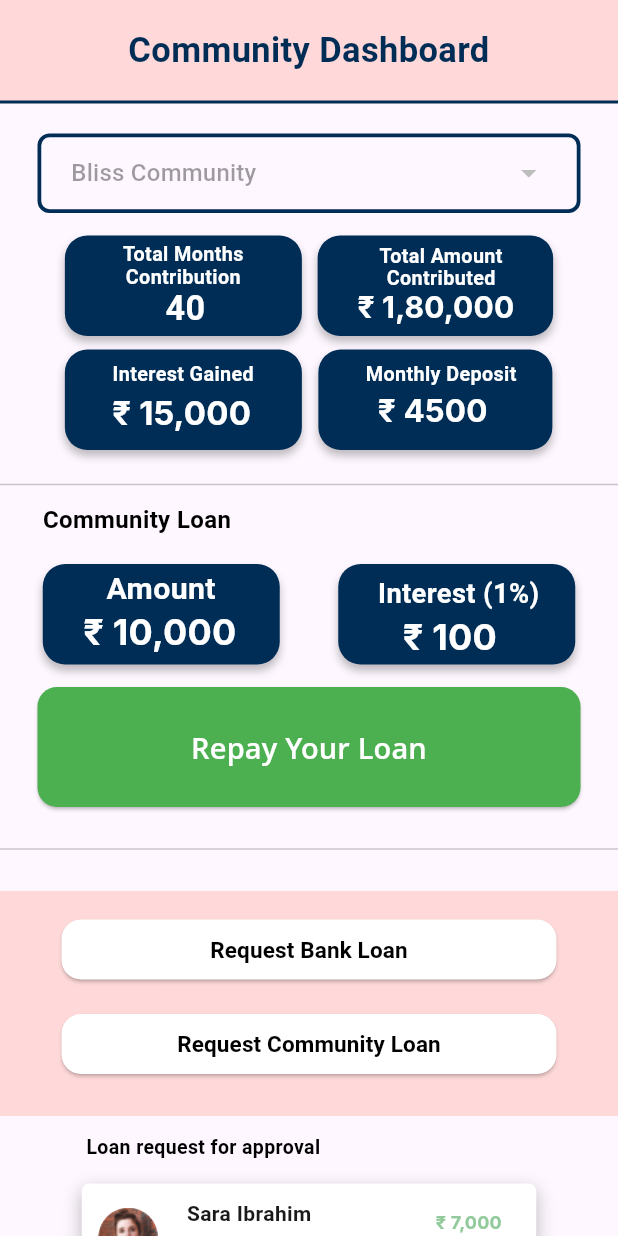
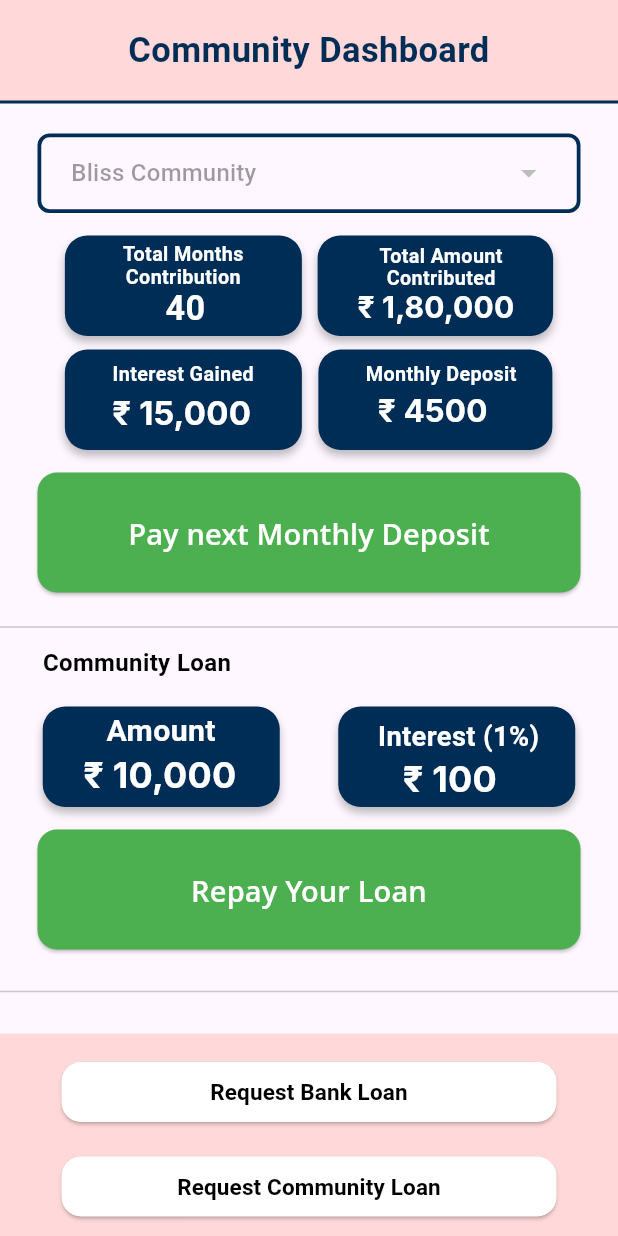
Before and after one commit to Neha220803/shE-Wallet-final, a Flutter app: the CommDash widget shown alone on an empty page, opened directly, on a phone screen of 412 x 824 dp. Run offline on Flutter 3.47's test engine with Material 3 defaults, Android fonts, the phone set to English and light mode, and no system bars; our stand-ins replace calendar_date_picker2, carousel_slider, cloud_firestore, convex_bottom_bar, dash_chat_2, firebase_auth and 5 more; missing offline and left inert: dialog_flowtter, razorpay_flutter; accounts and stored records are empty; Roboto replaces fonts that are missing (Inter, Open Sans).

Commit message:
minor chages

```diff
--- a/lib/BottomNavBar/communityDash.dart
+++ b/lib/BottomNavBar/communityDash.dart
@@ -6,6 +6,7 @@ import 'package:sample/BottomNavBar/repayLoan.dart';
 import 'package:sample/BottomNavBar/transaction.dart';
 import 'package:sample/SideNavBar/chat.dart';
 import 'package:sample/BottomNavBar/loanReqForm.dart';
+import 'package:sample/SideNavBar/payment.dart';
 
 class CommunityData {
   final String communityName;
@@ -436,6 +437,38 @@ class _CommDashState extends State<CommDash> {
                   ),
                 ),
               ],
+            ),
+          ),
+          SizedBox(
+            height: 15,
+          ),
+          Center(
+            child: ElevatedButton(
+              style: ElevatedButton.styleFrom(
+                shape: RoundedRectangleBorder(
+                  borderRadius: BorderRadius.circular(13),
+                ),
+                backgroundColor: Colors.green,
+                foregroundColor: Colors.white,
+                fixedSize: Size(MediaQuery.of(context).size.width - 50, 80),
+
+                //width: MediaQuery.of(context).size.width - 50,
+              ),
+              onPressed: () {
+                Navigator.push(context,
+                    MaterialPageRoute(builder: (context) => PaymentPage()));
+              },
+              child: Text(
+                'Pay next Monthly Deposit',
+                textAlign: TextAlign.center,
+                style: TextStyle(
+                  color: Colors.white,
+                  fontSize: 19.32,
+                  fontFamily: 'Open Sans',
+                  fontWeight: FontWeight.w600,
+                  height: 0,
+                ),
+              ),
             ),
           ),
           SizedBox(
--- a/lib/BottomNavBar/notification.dart
+++ b/lib/BottomNavBar/notification.dart
@@ -1,3 +1,5 @@
+// ignore_for_file: prefer_const_constructors
+
 import 'package:cloud_firestore/cloud_firestore.dart';
 import 'package:flutter/material.dart';
 import 'package:intl/intl.dart';
@@ -81,7 +83,6 @@ class _NotifyState extends State<Notify> {
                           as Map<String, dynamic>;
                       var notification =
                           NotificationData.fromMap(notificationData);
-
                       return Padding(
                         padding: const EdgeInsets.symmetric(vertical: 4),
                         child: Card(
--- a/lib/Leader/send_noti.dart
+++ b/lib/Leader/send_noti.dart
@@ -1,3 +1,5 @@
+// ignore_for_file: prefer_const_constructors
+
 import 'dart:convert';
 
 import 'package:cloud_firestore/cloud_firestore.dart';
--- a/lib/SideNavBar/search.dart
+++ b/lib/SideNavBar/search.dart
@@ -1,3 +1,5 @@
+// ignore_for_file: prefer_const_constructors
+
 import 'dart:math';
 import 'package:cloud_firestore/cloud_firestore.dart';
 import 'package:flutter/material.dart';
@@ -137,7 +139,9 @@ class _searCommState extends State<searComm> {
                                       ),
                                     ),
                                   ));
-                            } else {
+                            }
+                            else
+                            {
                               return Container();
                             }
                           });
```
Also changed, not shown: lib/BottomNavBar/repayLoan.dart (+13 -14 lines), lib/SideNavBar/payment.dart (+1 -7 lines), lib/SignUp/SignUpPage.dart (+7 -7 lines), lib/login.dart (+6 -3 lines), pubspec.lock.
